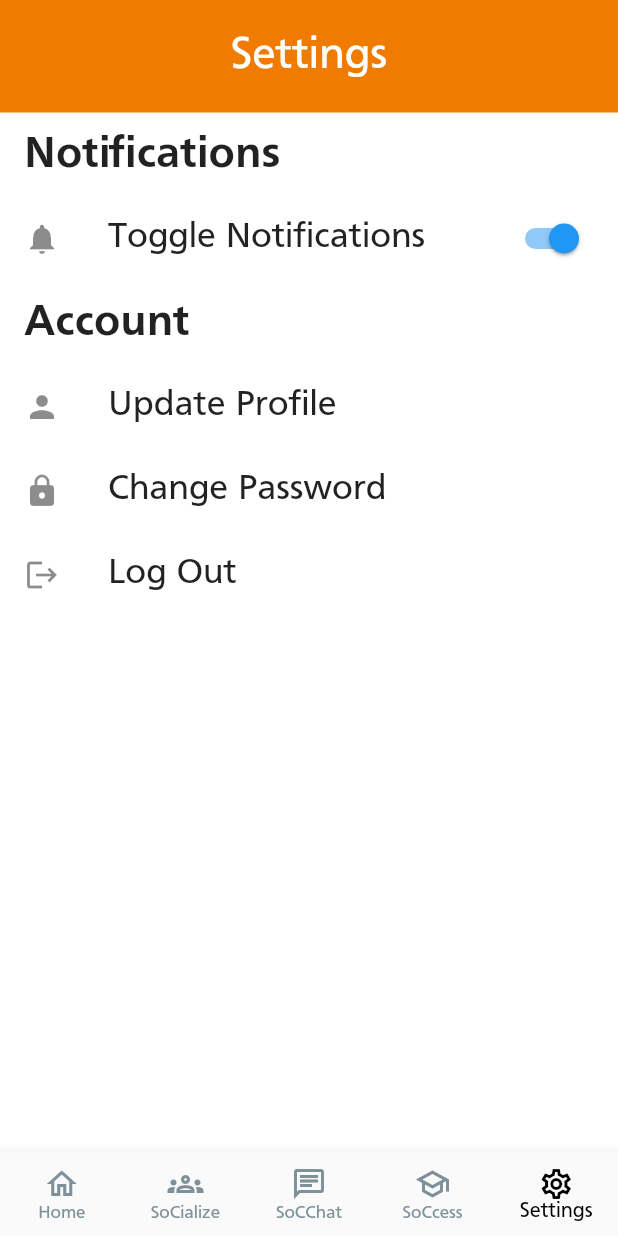
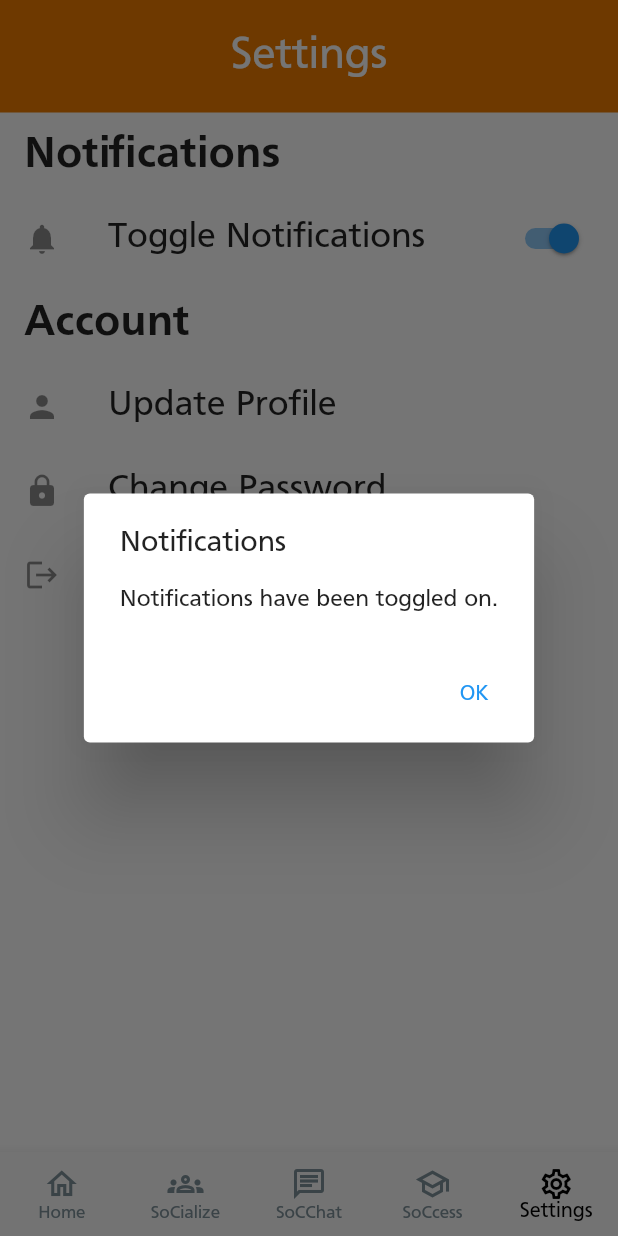
Before and after one commit to dylkaw/freshsoc, a Flutter app: the screen it shows once a user with an empty profile is signed in, item 5 of the bottom bar chosen, after a tap on "Toggle Notifications", on a phone screen of 412 x 824 dp. Run offline on Flutter 3.47's test engine with Material 2 defaults, Android fonts, the phone set to English and light mode, and no system bars; our stand-ins replace cloud_firestore, firebase_auth, firebase_core, firebase_storage, flutter_spinkit, image_picker and 1 more; accounts and stored records are empty; network calls fail.

Commit message:
Implementing small changes in SoCChat and Settings
For SoCChat, changed the starting message and title.

For Settings, implemented a dropdown bar instead of free text when attempting to change majors. For toggling notifications, added a pop up screen to confirm changes (actual implementation still KIV)

```diff
--- a/lib/screens/settings/settings.dart
+++ b/lib/screens/settings/settings.dart
@@ -41,6 +41,26 @@ class _SettingsState extends State<Settings> {
     );
   }
 
+  void toggleNotification(bool value) {
+    showDialog(
+      context: context,
+      builder: (_) => AlertDialog(
+        title: Text('Notifications'),
+        content:
+            Text('Notifications have been toggled ${value ? 'on' : 'off'}.'),
+        actions: [
+          TextButton(
+            onPressed: () => Navigator.pop(context, 'OK'),
+            child: const Text('OK'),
+          )
+        ],
+      ),
+    );
+    setState(() {
+      _notificationsEnabled = value;
+    });
+  }
+
   @override
   Widget build(BuildContext context) {
     return Scaffold(
@@ -78,11 +98,7 @@ class _SettingsState extends State<Settings> {
               style: TextStyle(fontSize: 24),
             ),
             value: _notificationsEnabled,
-            onChanged: (bool value) {
-              setState(() {
-                _notificationsEnabled = value;
-              });
-            },
+            onChanged: toggleNotification,
             secondary: Icon(Icons.notifications),
           ),
           ListTile(
--- a/lib/screens/socchat/socchat.dart
+++ b/lib/screens/socchat/socchat.dart
@@ -39,7 +39,8 @@ class _SocchatState extends State<Socchat> {
       messages.insert(
           0,
           ChatMessage(
-              message: "Hello, how I can I help you?",
+              message:
+                  "Hello I'm SoCCat! I’m happy to help you with any questions you may have about SoC.",
               sender: 'Soccat',
               userModel: _userModel));
     });
@@ -62,7 +63,7 @@ class _SocchatState extends State<Socchat> {
                 mainAxisAlignment: MainAxisAlignment.center,
                 children: const [
                   Text(
-                    'SoCChAT',
+                    'SoCChat',
                     style: TextStyle(fontSize: 30, color: Colors.white),
                   ),
                 ],
```
Also changed, not shown: lib/screens/settings/update_profile.dart (+29 -11 lines).
